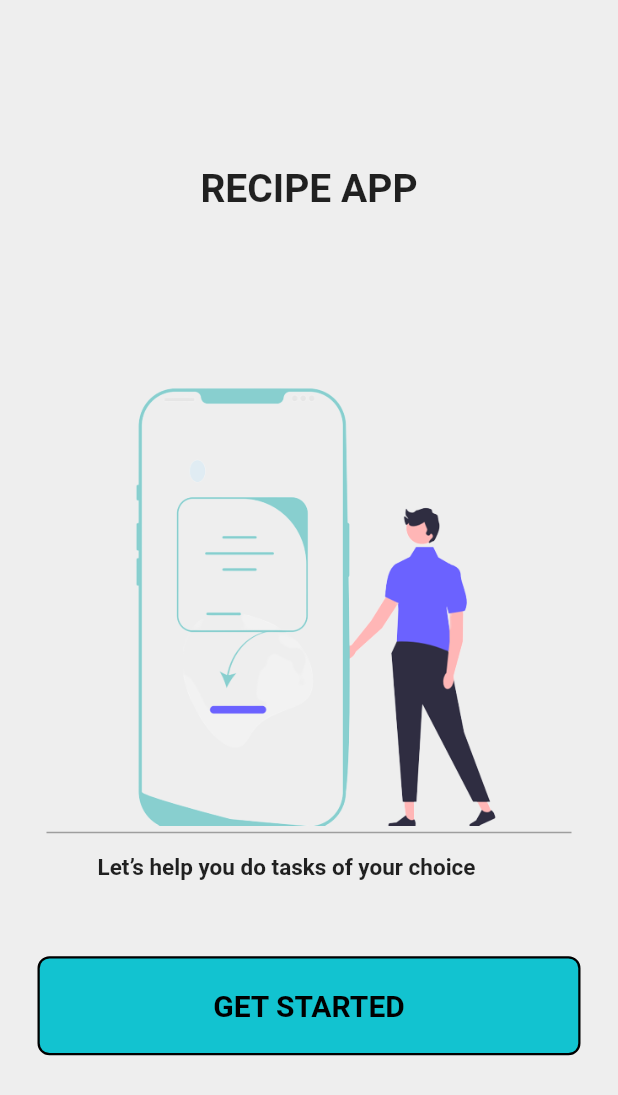
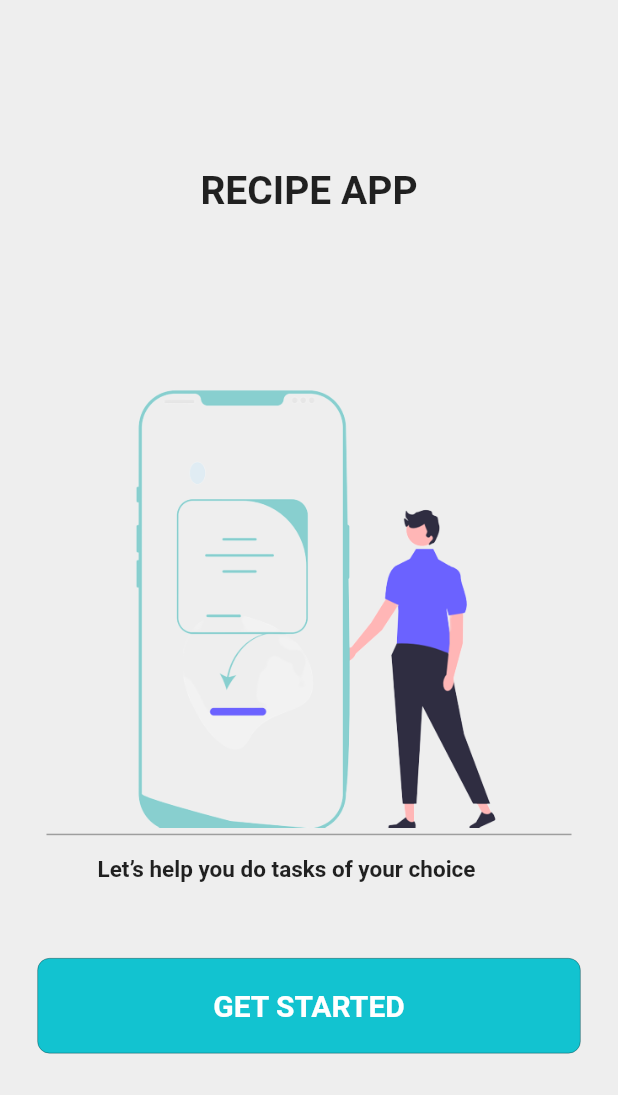
Before and after one commit to shadkasera/receip_app, a Flutter app: the screen it shows after launch, on a phone screen of 412 x 824 dp. Shown: the top 1095 px of the screen. Run offline on Flutter 3.47's test engine with Material 2 defaults, Android fonts, the phone set to English and light mode, and no system bars.

Commit message:
updated dart files

```diff
--- a/lib/welcome.dart
+++ b/lib/welcome.dart
@@ -80,12 +80,12 @@ class WelcomeScreen extends StatelessWidget {
                       decoration: BoxDecoration(
                           color: const Color.fromRGBO(18, 195, 208, 1),
                           borderRadius: BorderRadius.circular(8),
-                          border: Border.all(color: Colors.black, width: 1.5)),
+                          border: Border.all(color: Colors.black, width: 0.2)),
                       child: const Center(
                         child: Text(
                           'GET STARTED',
                           style: TextStyle(
-                            color: Colors.black,
+                            color: Colors.white,
                             fontWeight: FontWeight.bold,
                             fontSize: 20,
                           ),
```
